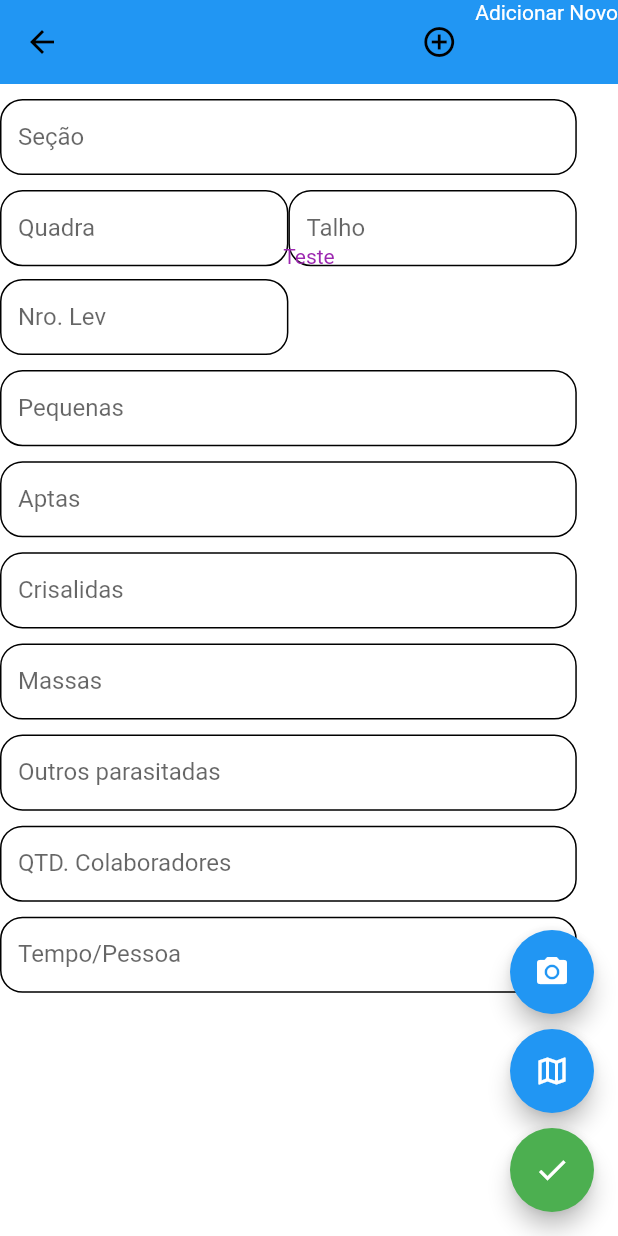
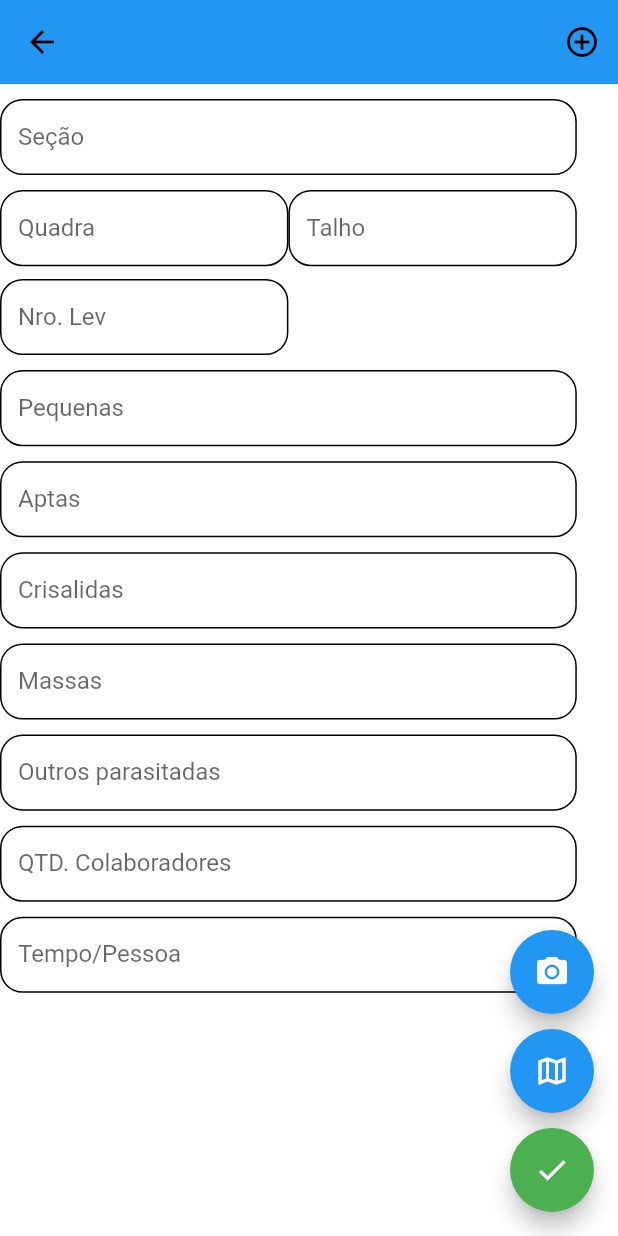
Before and after one commit to DotCappuccino/ProjetoDatamob, a Flutter app: the Menu screen opened by its route, after a tap on the "align horizontal left" icon, after a tap on "Entomologia", after a tap on "Broca Populacional", on a phone screen of 412 x 824 dp. Run offline on Flutter 3.47's test engine with Material 2 defaults, Android fonts, the phone set to English and light mode, and no system bars; our stand-ins replace location; missing offline and left inert: dart:html, geolocator_web, location_web.

Commit message:
Correção bugs login e menu

```diff
--- a/lib/main.dart
+++ b/lib/main.dart
@@ -20,7 +20,7 @@ class MyApp extends StatelessWidget {
       debugShowCheckedModeBanner: false,
       title: 'Projeto Datamob',
       theme: theme(),
-      initialRoute: Apontamentos.routeName,
+      initialRoute: Login.routeName,
       routes: routes,
     );
   }
--- a/lib/screens/apontamentos.dart
+++ b/lib/screens/apontamentos.dart
@@ -26,7 +26,7 @@ class _ApontamentosState extends State<Apontamentos> {
             },
             icon: Icon(Icons.add_circle_outline_sharp),
           ),
-          Text('Adicionar Novo'),
+          //Text('Adicionar Novo'),
         ],
       ),
       floatingActionButton: Column(
@@ -62,13 +62,6 @@ class _ApontamentosState extends State<Apontamentos> {
       body: Stack(
         children: [
           ApontamentosBody(),
-          Row(
-            mainAxisAlignment: MainAxisAlignment.center,
-            children: [
-              Padding(padding: EdgeInsets.only(top: 230)),
-              Text('Teste')
-            ],
-          ),
           ApontamentoBP(),
         ],
       ),
--- a/lib/screens/login_parts/background.dart
+++ b/lib/screens/login_parts/background.dart
@@ -14,7 +14,7 @@ class _BackgroundState extends State<Background> {
       decoration: BoxDecoration(
         color: Colors.black,
         image: const DecorationImage(
-          image: AssetImage('assets/images/login_background2.jpg'),
+          image: AssetImage('assets/images/login_background.jpg'),
           fit: BoxFit.fill,
         ),
       ),
--- a/lib/screens/login_parts/functions_login.dart
+++ b/lib/screens/login_parts/functions_login.dart
@@ -1,17 +1,19 @@
 // ignore: non_constant_identifier_names
 bool ExistUser(String nomeusuario) {
-  if (nomeusuario == 'Teste') {
-    return true;
-  } else {
-    return false;
-  }
+  return true;
+  // if (nomeusuario == 'Teste') {
+  //   return true;
+  // } else {
+  //   return false;
+  // }
 }
 
 // ignore: non_constant_identifier_names
 bool AccessUser(String nomeusuario, String senhausuario) {
-  if (nomeusuario == 'Teste' && senhausuario == '1234') {
-    return true;
-  } else {
-    return false;
-  }
+  return true;
+  // if (nomeusuario == 'Teste' && senhausuario == '1234') {
+  //   return true;
+  // } else {
+  //   return false;
+  // }
 }
--- a/lib/screens/login_parts/labels.dart
+++ b/lib/screens/login_parts/labels.dart
@@ -33,12 +33,12 @@ class _LabelsLoginState extends State<LabelsLogin> {
             decoration: BoxDecoration(
               color: Colors.black,
               image: const DecorationImage(
-                image: AssetImage('assets/images/usuario.png'),
+                image: AssetImage('assets/images/logo_datamob.png'),
                 fit: BoxFit.fill,
               ),
               border: Border.all(
                 color: Colors.black,
-                width: 5,
+                width: 2,
               ),
               borderRadius: BorderRadius.circular(50),
             ),
--- a/lib/screens/menu.dart
+++ b/lib/screens/menu.dart
@@ -32,15 +32,8 @@ class _MenuState extends State<Menu> {
           ),
         ),
       ),
-      floatingActionButton: FloatingActionButton(
-        onPressed: () {
-          Navigator.pushNamed(context, Maps.routeName);
-        },
-        child: const Icon(Icons.add),
-        backgroundColor: Colors.green,
-      ),
       body: Stack(
-        children: [],
+        children: [Text('Clice no canto superior esquerdo')],
       ),
     );
   }
```
Also changed, not shown: lib/generated_plugin_registrant.dart (added, +17 -0 lines), lib/screens/navbar_parts/menu_body.dart (+15 -5 lines), assets/images/login_background.jpg, assets/images/login_background2.jpg (deleted), assets/images/logo_datamob.png (added), 7 other files.
